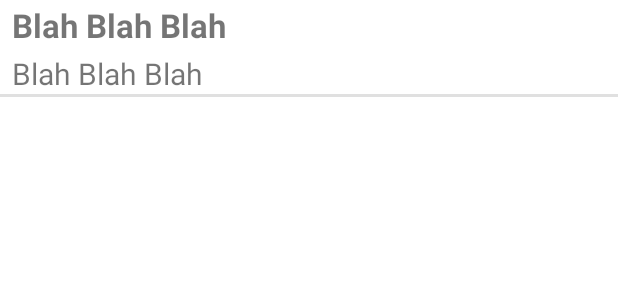
After one commit to Passant-Hatem/SuggestMeAMovie, an Android app: the layout review.xml on its own in the app's theme, with its tools: preview values and no code run, on a phone screen of 412 x 824 dp. The commit adds this screen. Shown: the top 300 px of the screen. Run offline under Robolectric (Android 15) with nearby library versions, the phone set to English and light mode, and no system bars.

Commit message:
update design

```diff
--- /dev/null
+++ b/app/src/main/res/layout/review.xml
@@ -0,0 +1,33 @@
+<?xml version="1.0" encoding="utf-8"?>
+<LinearLayout xmlns:android="http://schemas.android.com/apk/res/android"
+    android:layout_width="match_parent"
+    android:layout_height="wrap_content"
+    android:orientation="vertical">
+
+    <TextView
+        android:id="@+id/authour_textView"
+        android:layout_width="match_parent"
+        android:layout_height="wrap_content"
+        android:layout_marginTop="2dp"
+        android:paddingStart="8dp"
+        android:paddingEnd="2dp"
+        android:text="@string/temp_txt"
+        android:textSize="22sp"
+        android:textStyle="bold" />
+
+    <TextView
+        android:id="@+id/content_textView"
+        android:layout_width="match_parent"
+        android:layout_height="wrap_content"
+        android:layout_marginTop="4dp"
+        android:paddingStart="8dp"
+        android:paddingEnd="2dp"
+        android:text="@string/temp_txt"
+        android:textSize="20sp" />
+
+    <View
+        android:id="@+id/divider3"
+        android:layout_width="match_parent"
+        android:layout_height="2dp"
+        android:background="?android:attr/listDivider" />
+</LinearLayout>
--- a/app/src/main/res/values/strings.xml
+++ b/app/src/main/res/values/strings.xml
@@ -4,7 +4,6 @@
     <string name="popular">Popular</string>
     <string name="top_rated">Top Rated</string>
     <string name="up_coming">Up Coming</string>
-    <!-- TODO: Remove or change this placeholder text -->
     <string name="hello_blank_fragment">Hello blank fragment</string>
     <string name="movie_poster">Movie Poster</string>
     <string name="index">index</string>
@@ -19,4 +18,5 @@
     <string name="play">play</string>
     <string name="favorite">favorite</string>
     <string name="no_reviews">There is no reviews yet!</string>
+    <string name="temp_txt">Blah Blah Blah</string>
 </resources>
```
Also changed, not shown: app/src/main/java/com/example/suggestmeamovie/Movie_Details_Activity.java (+25 -8 lines), app/src/main/java/com/example/suggestmeamovie/view_adapters/Reviews_Adapter.java (added, +52 -0 lines), app/src/main/res/layout/activity_movie__details.xml (+6 -1 lines).
